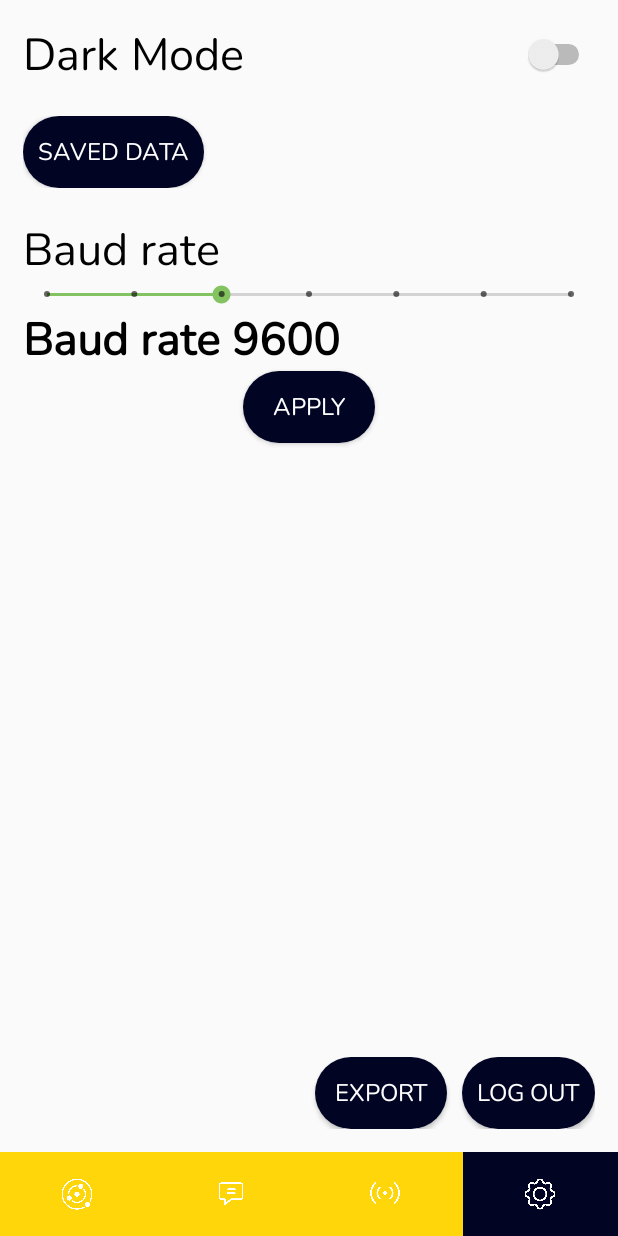
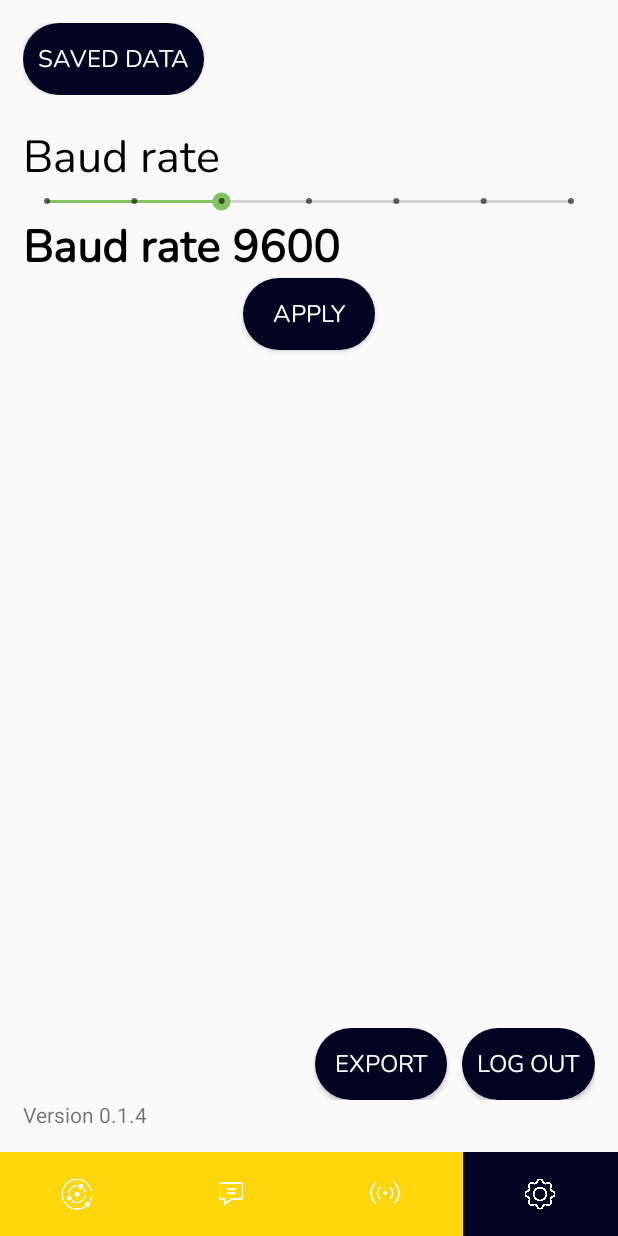
Before and after one commit to BeechatNetworkSystemsLtd/BeechatNetwork-Android, an Android app: the MainScreen screen opened directly, with no data from a screen before it, item 4 of the bottom bar chosen, on a phone screen of 412 x 824 dp. Run offline under Robolectric (Android 15) with nearby library versions, the phone set to English and light mode, and no system bars; libraries missing offline, so code that uses them is left out: net.sqlcipher.database; 26 statements that could not run were skipped.

Commit message:
File sending errors

```diff
--- a/BeechatNetwork/app/src/main/java/com/beechat/network/MainScreen.java
+++ b/BeechatNetwork/app/src/main/java/com/beechat/network/MainScreen.java
@@ -267,7 +267,11 @@ public class MainScreen extends AppCompatActivity {
                         outputStream.flush();
                         outputStream.close();
                         ChatScreen.setFileDelivery(0);
-                        ChatScreen.setFileText("", 0);
+                        ChatScreen.setFileText("", -1);
+                        ChatScreen.getMessages().add(
+                            new String(fileString + "\nS")
+                        );
+                        ChatScreen.setNotification();
                     }
                 } catch (Exception e) {
                     e.printStackTrace();
@@ -468,18 +472,17 @@ public class MainScreen extends AppCompatActivity {
             try {
                 String dir = Environment.getExternalStoragePublicDirectory(
                     Environment.DIRECTORY_DOWNLOADS
-                ).getAbsolutePath();
+                ).getAbsolutePath() + File.separator + "Beechat";
+
+                (new File(dir)).mkdirs();
+
                 outputStream = new FileOutputStream(
                     new File(
-                        dir + "/" + new String(message.getData()).split(" ")[0]
+                        dir + File.separator + new String(message.getData()).split(" ")[0]
                     )
                 );
                 fileString = new String(message.getData());
                 if (fileString.length() > 34) fileString = fileString.substring(fileString.length() - 20);
-                ChatScreen.getMessages().add(
-                    new String(message.getData()) + "\nS"
-                );
-                ChatScreen.setNotification();
             } catch (Exception e) {
                 e.printStackTrace();
             }
--- a/BeechatNetwork/app/src/main/res/layout/settings_screen.xml
+++ b/BeechatNetwork/app/src/main/res/layout/settings_screen.xml
@@ -11,23 +11,6 @@
         android:orientation="vertical"
         android:layout_weight="0"
         android:padding="15dp">
-
-        <LinearLayout
-            android:layout_width="match_parent"
-            android:layout_height="wrap_content"
-            android:layout_marginBottom="20dp"
-            android:orientation="horizontal">
-
-            <Switch
-                android:id="@+id/darkModeSwitch"
-                android:layout_width="match_parent"
-                android:layout_height="wrap_content"
-                android:fontFamily="@font/nunito_regular"
-                android:text="@string/settingsDarkModeLabel"
-                android:textColor="@android:color/black"
-                android:textSize="30sp" />
-
-        </LinearLayout>
 
         <LinearLayout
             android:layout_width="match_parent"
@@ -125,6 +108,12 @@
                     android:textSize="16sp" />
             </LinearLayout>
 
+            <TextView
+                android:id="@+id/textView3"
+                android:layout_width="match_parent"
+                android:layout_height="wrap_content"
+                android:text="Version 0.1.4" />
+
         </LinearLayout>
 
 
```
Also changed, not shown: BeechatNetwork/app/src/main/java/com/beechat/network/ChatScreen.java (+22 -12 lines).
